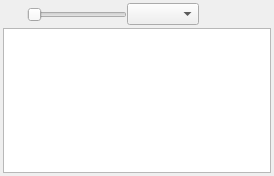
Before: the Qt Designer form src/client/ui/layerbox.ui in drawpile/Drawpile, drawn with Qt 5.
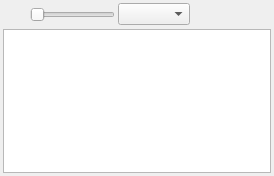
After: the same form once the commit is applied. Icons and pictures are not drawn.

Commit message: Layer box layout fix

Patch:
```diff
--- a/src/client/ui/layerbox.ui
+++ b/src/client/ui/layerbox.ui
@@ -12,7 +12,7 @@
   </property>
   <layout class="QVBoxLayout" name="verticalLayout">
    <property name="spacing">
-    <number>2</number>
+    <number>3</number>
    </property>
    <property name="leftMargin">
     <number>3</number>
@@ -29,7 +29,7 @@
    <item>
     <layout class="QHBoxLayout" name="horizontalLayout">
      <property name="spacing">
-      <number>0</number>
+      <number>3</number>
      </property>
      <item>
       <widget class="QToolButton" name="hideButton">
```
Left out of the diff: 4 changed lines with no effect on the pictures.
